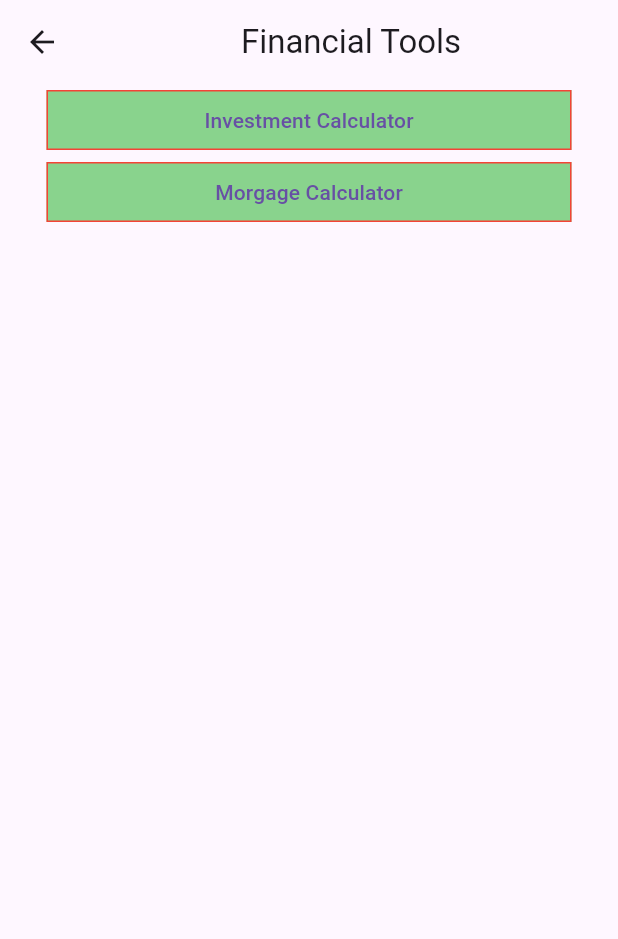
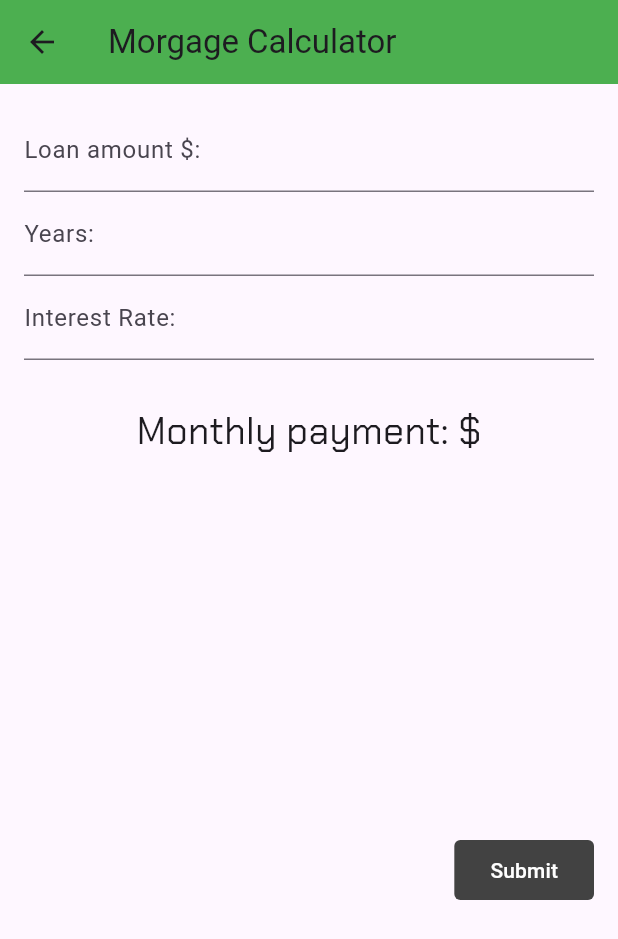
Before and after one commit to FoamerSimpson/SiverSavings, a Flutter app: the tools screen opened by its route, after a tap on "Morgage Calculator", on a phone screen of 412 x 824 dp. Shown: the top 939 px of the screen. Run offline on Flutter 3.47's test engine with Material 3 defaults, Android fonts, the phone set to English and light mode, and no system bars; our stand-ins replace string_validator.

Commit message:
added morgage calculator

```diff
--- a/siver_frontend/lib/calculators/mathfunctions/math.dart
+++ b/siver_frontend/lib/calculators/mathfunctions/math.dart
@@ -16,3 +16,11 @@ double investmentCalculation(double initial, int years, double percent, double m
 
   return double.parse(FV_total.toStringAsFixed(2));
 }
+
+String morgageCalculation(double amount, double years, double rate){
+
+  double monthlyRate = rate / 100 / 12;
+  int n = (years * 12).toInt();
+  double monthlyPayment = amount * monthlyRate / (1 - pow(1 + monthlyRate, -n));
+  return monthlyPayment.toStringAsFixed(2);
+}
--- a/siver_frontend/lib/calculators/investment.dart
+++ b/siver_frontend/lib/calculators/morgage.dart
@@ -1,30 +1,34 @@
 import 'package:flutter/material.dart';
+import 'package:siver_frontend/calculators/mathfunctions/math.dart';
 import 'package:string_validator/string_validator.dart';
-import 'package:siver_frontend/calculators/mathfunctions/math.dart';
 
-class Investment extends StatefulWidget {
-  const Investment({super.key});
+class Morgage extends StatefulWidget {
+  const Morgage({super.key});
 
   @override
-  State<Investment> createState() => _InvestmentState();
+  State<Morgage> createState() => _MorgageState();
 }
 
-class _InvestmentState extends State<Investment> {
+class _MorgageState extends State<Morgage> {
+  double loanAmount =0;
 
-  double initial =0;
-  int years =0;
+  double years =0;
+
   double interestRate=0;
+
   double monthly=0;
-  double total= 0;
+
+  String total= '';
 
   final _formGlobalKey=GlobalKey<FormState>();
+
   @override
   Widget build(BuildContext context) {
     return Scaffold(
       resizeToAvoidBottomInset : false,
       appBar: AppBar(
         backgroundColor: Colors.green,
-        title: Text('Investment Calculator'),
+        title: Text('Morgage Calculator'),
       ),
       body: Padding(
         padding: const EdgeInsets.all(16),
@@ -44,7 +48,7 @@ class _InvestmentState extends State<Investment> {
                       TextFormField(
                         keyboardType: TextInputType.number,
                         decoration: const InputDecoration(
-                          label: Text('Initial amount \$:')
+                          label: Text('Loan amount \$:')
                         ),
                         validator: (value) {
                           if(value == null || value.isEmpty){
@@ -62,7 +66,7 @@ class _InvestmentState extends State<Investment> {
 
                         onSaved: (value){
                           double x =double.parse(value!);
-                          initial = x;
+                          loanAmount = x;
                         },
 
                       ),
@@ -87,14 +91,14 @@ class _InvestmentState extends State<Investment> {
                           return null;
                         },
                         onSaved: (value){
-                          int x =int.parse(value!);
+                          double x =double.parse(value!);
                           years = x;
                         },
                       ),
                       TextFormField(
                         keyboardType: TextInputType.number,
                         decoration: const InputDecoration(
-                          label: Text('Return Rate:')
+                          label: Text('Interest Rate:')
                         ),
                         validator: (value) {
                           if(value == null || value.isEmpty){
@@ -115,33 +119,33 @@ class _InvestmentState extends State<Investment> {
                         },
                       ),
 
-                      TextFormField(
-                        keyboardType: TextInputType.number,
-                        decoration: const InputDecoration(
-                          label: Text('Monthly contributions')
-                        ),
-                        validator: (value) {
-                          if(value == null || value.isEmpty){
-                            return 'enter a valid number';
-                          }
-                          if(!isNumeric(value)){
-                            return 'Numbers only';
-                          }
-                          int? x = int.parse(value);
-                          if(x < 0 || x > 15000){
-                            return 'You must enter a value between 0 and 15000';
-                          }
-                          return null;
-                        },
-                        onSaved: (value){
-                          double x =double.parse(value!);
-                          monthly = x;
-                        },
-                      ),
+                      // TextFormField(
+                      //   keyboardType: TextInputType.number,
+                      //   decoration: const InputDecoration(
+                      //     label: Text('Monthly contributions')
+                      //   ),
+                      //   validator: (value) {
+                      //     if(value == null || value.isEmpty){
+                      //       return 'enter a valid number';
+                      //     }
+                      //     if(!isNumeric(value)){
+                      //       return 'Numbers only';
+                      //     }
+                      //     int? x = int.parse(value);
+                      //     if(x < 0 || x > 15000){
+                      //       return 'You must enter a value between 0 and 15000';
+                      //     }
+                      //     return null;
+                      //   },
+                      //   onSaved: (value){
+                      //     double x =double.parse(value!);
+                      //     monthly = x;
+                      //   },
+                      //),
                       SizedBox(height: 30.0,),
                       Center(
                         child: Text(
-                          'Total Amount: \$$total',
+                          'Monthly payment: $total\$',
                           style: TextStyle(
                             fontFamily: 'Sivir',
                             fontSize: 25.0,
@@ -150,7 +154,7 @@ class _InvestmentState extends State<Investment> {
                       ),
 
 
-                      const SizedBox(height: 300),
+                      const SizedBox(height: 250),
                       FilledButton(
                         onPressed: () {
                           if(_formGlobalKey.currentState!.validate()){
@@ -158,7 +162,7 @@ class _InvestmentState extends State<Investment> {
                           }
 
                           setState(() {
-                            total= investmentCalculation(initial, years, interestRate, monthly);
+                            total= morgageCalculation(loanAmount, years, interestRate);
                           });
                         },
                         style: FilledButton.styleFrom(
--- a/siver_frontend/lib/main.dart
+++ b/siver_frontend/lib/main.dart
@@ -1,4 +1,5 @@
 import 'package:flutter/material.dart';
+import 'package:siver_frontend/calculators/morgage.dart';
 import 'package:siver_frontend/pages/homepage.dart';
 import 'package:siver_frontend/pages/tools.dart';
 import 'package:siver_frontend/pages/settings.dart';
@@ -11,6 +12,7 @@ void main() => runApp(MaterialApp(
     '/tools': (context) => const tools(),
     '/settings': (context)=> const settings(),
     '/investmentcalc': (context) => const Investment(),
+    '/morgagecalc': (context) => const Morgage(),
   },
 ));
 
--- a/siver_frontend/lib/pages/tools.dart
+++ b/siver_frontend/lib/pages/tools.dart
@@ -40,7 +40,7 @@ class _toolsState extends State<tools> {
             width: 350,
             child: TextButton(
               onPressed: () {
-
+                Navigator.pushNamed(context, '/morgagecalc');
               },
               child: Text('Morgage Calculator'),
               style: ButtonStyle(
```
